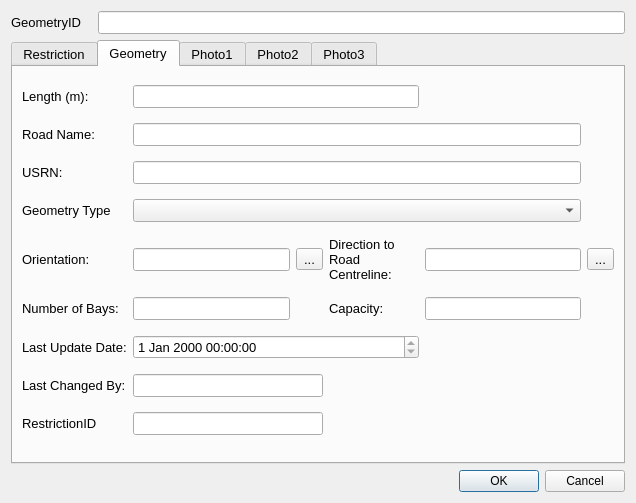
tlh22/TOMs, file ui/restrictionBayDetails_dialog_base2_qt5.ui: the form before one commit.
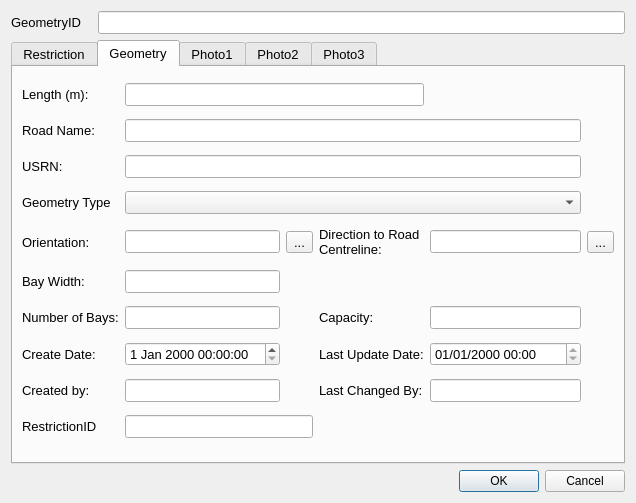
The form after the commit. The open tabs and pages were chosen to show the change. Custom widgets are drawn as their Qt base class.

The edit to the form file:
```diff
--- a/ui/restrictionBayDetails_dialog_base2_qt5.ui
+++ b/ui/restrictionBayDetails_dialog_base2_qt5.ui
@@ -52,6 +52,7 @@
        </property>
        <property name="font">
         <font>
+         <family>Arial</family>
          <pointsize>10</pointsize>
         </font>
        </property>
@@ -64,6 +65,7 @@
       <widget class="QLineEdit" name="GeometryID">
        <property name="font">
         <font>
+         <family>Arial</family>
          <pointsize>10</pointsize>
         </font>
        </property>
@@ -92,6 +94,7 @@
        </property>
        <property name="font">
         <font>
+         <family>Arial</family>
          <pointsize>10</pointsize>
         </font>
        </property>
@@ -125,6 +128,7 @@
            </property>
            <property name="font">
             <font>
+             <family>Arial</family>
              <pointsize>10</pointsize>
             </font>
            </property>
@@ -150,6 +154,7 @@
            </property>
            <property name="font">
             <font>
+             <family>Arial</family>
              <pointsize>10</pointsize>
             </font>
            </property>
@@ -171,6 +176,7 @@
            </property>
            <property name="font">
             <font>
+             <family>Arial</family>
              <pointsize>10</pointsize>
             </font>
            </property>
@@ -192,6 +198,7 @@
            </property>
            <property name="font">
             <font>
+             <family>Arial</family>
              <pointsize>10</pointsize>
             </font>
            </property>
@@ -213,6 +220,7 @@
            </property>
            <property name="font">
             <font>
+             <family>Arial</family>
              <pointsize>10</pointsize>
             </font>
            </property>
@@ -255,6 +263,7 @@
            </property>
            <property name="font">
             <font>
+             <family>Arial</family>
              <pointsize>10</pointsize>
             </font>
            </property>
@@ -299,6 +308,9 @@
            <property name="readOnly">
             <bool>true</bool>
            </property>
+           <property name="displayFormat">
+            <string>dd-MMM-yyyy</string>
+           </property>
           </widget>
          </item>
          <item row="2" column="0">
@@ -321,6 +333,23 @@
          <item row="10" column="1">
           <widget class="QComboBox" name="PayParkingAreaID"/>
          </item>
+         <item row="14" column="0">
+          <widget class="QLabel" name="label_9">
+           <property name="text">
+            <string>Close Date:</string>
+           </property>
+          </widget>
+         </item>
+         <item row="14" column="1">
+          <widget class="QgsDateTimeEdit" name="CloseDate">
+           <property name="enabled">
+            <bool>false</bool>
+           </property>
+           <property name="displayFormat">
+            <string>dd-MMM-yyyy</string>
+           </property>
+          </widget>
+         </item>
         </layout>
        </widget>
        <widget class="QWidget" name="geometryTab">
@@ -328,65 +357,67 @@
          <string>Geometry</string>
         </attribute>
         <layout class="QGridLayout" name="gridLayout_2">
-         <item row="0" column="0">
-          <widget class="QLabel" name="label_5">
+         <item row="4" column="5">
+          <widget class="QToolButton" name="toolButton_2">
+           <property name="text">
+            <string>...</string>
+           </property>
+          </widget>
+         </item>
+         <item row="3" column="1" colspan="4">
+          <widget class="QComboBox" name="GeomShapeID">
+           <property name="editable">
+            <bool>false</bool>
+           </property>
+           <property name="currentIndex">
+            <number>-1</number>
+           </property>
+          </widget>
+         </item>
+         <item row="11" column="1" colspan="2">
+          <widget class="QLineEdit" name="RestrictionID"/>
+         </item>
+         <item row="11" column="0">
+          <widget class="QLabel" name="lbl_RoadName_2">
+           <property name="minimumSize">
+            <size>
+             <width>90</width>
+             <height>16</height>
+            </size>
+           </property>
            <property name="font">
             <font>
+             <family>Arial</family>
              <pointsize>10</pointsize>
             </font>
            </property>
            <property name="text">
-            <string>Length (m):</string>
-           </property>
-          </widget>
-         </item>
-         <item row="5" column="1">
-          <widget class="QLineEdit" name="NrBays">
-           <property name="text">
-            <string/>
+            <string>RestrictionID</string>
            </property>
           </widget>
          </item>
          <item row="6" column="0">
-          <widget class="QLabel" name="label_4">
-           <property name="text">
-            <string>Last Update Date:</string>
+          <widget class="QLabel" name="lbl_NrBays">
+           <property name="minimumSize">
+            <size>
+             <width>90</width>
+             <height>16</height>
+            </size>
            </property>
-          </widget>
-         </item>
-         <item row="6" column="1" colspan="3">
-          <widget class="QDateTimeEdit" name="LastUpdateDateTime">
-           <property name="readOnly">
-            <bool>true</bool>
-           </property>
-          </widget>
-         </item>
-         <item row="7" column="0">
-          <widget class="QLabel" name="label_6">
-           <property name="text">
-            <string>Last Changed By:</string>
-           </property>
-          </widget>
-         </item>
-         <item row="7" column="1" colspan="2">
-          <widget class="QLineEdit" name="LastUpdatePerson">
-           <property name="readOnly">
-            <bool>true</bool>
-           </property>
-          </widget>
-         </item>
-         <item row="0" column="1" colspan="3">
-          <widget class="QLineEdit" name="RestrictionLength">
            <property name="font">
             <font>
+             <family>Arial</family>
              <pointsize>10</pointsize>
             </font>
            </property>
-           <property name="readOnly">
-            <bool>true</bool>
+           <property name="text">
+            <string>Number of Bays:</string>
            </property>
           </widget>
          </item>
+         <item row="2" column="1" colspan="4">
+          <widget class="QLineEdit" name="USRN"/>
+         </item>
          <item row="1" column="0">
           <widget class="QLabel" name="lbl_RoadName">
            <property name="minimumSize">
@@ -397,6 +428,7 @@
            </property>
            <property name="font">
             <font>
+             <family>Arial</family>
              <pointsize>10</pointsize>
             </font>
            </property>
@@ -405,6 +437,9 @@
            </property>
           </widget>
          </item>
+         <item row="6" column="4">
+          <widget class="QLineEdit" name="Capacity"/>
+         </item>
          <item row="1" column="1" colspan="4">
           <widget class="QLineEdit" name="RoadName"/>
          </item>
@@ -418,6 +453,7 @@
            </property>
            <property name="font">
             <font>
+             <family>Arial</family>
              <pointsize>10</pointsize>
             </font>
            </property>
@@ -426,57 +462,32 @@
            </property>
           </widget>
          </item>
-         <item row="2" column="1" colspan="4">
-          <widget class="QLineEdit" name="USRN"/>
-         </item>
-         <item row="3" column="0">
-          <widget class="QLabel" name="lbl_GeometryType">
-           <property name="minimumSize">
-            <size>
-             <width>90</width>
-             <height>16</height>
-            </size>
-           </property>
-           <property name="font">
-            <font>
-             <pointsize>10</pointsize>
-            </font>
-           </property>
+         <item row="5" column="0">
+          <widget class="QLabel" name="label_10">
            <property name="text">
-            <string>Geometry Type</string>
+            <string>Bay Width:</string>
            </property>
           </widget>
          </item>
-         <item row="3" column="1" colspan="4">
-          <widget class="QComboBox" name="GeomShapeID">
-           <property name="editable">
-            <bool>false</bool>
-           </property>
-           <property name="currentIndex">
-            <number>-1</number>
-           </property>
-          </widget>
-         </item>
-         <item row="4" column="0">
-          <widget class="QLabel" name="lbl_Orientation">
-           <property name="minimumSize">
-            <size>
-             <width>90</width>
-             <height>16</height>
-            </size>
-           </property>
+         <item row="0" column="1" colspan="3">
+          <widget class="QLineEdit" name="RestrictionLength">
            <property name="font">
             <font>
+             <family>Arial</family>
              <pointsize>10</pointsize>
             </font>
            </property>
-           <property name="text">
-            <string>Orientation:</string>
+           <property name="readOnly">
+            <bool>true</bool>
            </property>
           </widget>
          </item>
-         <item row="4" column="1">
-          <widget class="QLineEdit" name="BayOrientation"/>
+         <item row="6" column="1">
+          <widget class="QLineEdit" name="NrBays">
+           <property name="text">
+            <string/>
+           </property>
+          </widget>
          </item>
          <item row="4" column="2">
           <widget class="QToolButton" name="toolButton">
@@ -485,6 +496,9 @@
            </property>
           </widget>
          </item>
+         <item row="5" column="1">
+          <widget class="QLineEdit" name="BayWidth"/>
+         </item>
          <item row="4" column="3">
           <widget class="QLabel" name="lbl_AzToRoadCL">
            <property name="minimumSize">
@@ -495,6 +509,7 @@
            </property>
            <property name="font">
             <font>
+             <family>Arial</family>
              <pointsize>10</pointsize>
             </font>
            </property>
@@ -513,15 +528,8 @@
            </property>
           </widget>
          </item>
-         <item row="4" column="5">
-          <widget class="QToolButton" name="toolButton_2">
-           <property name="text">
-            <string>...</string>
-           </property>
-          </widget>
-         </item>
-         <item row="5" column="0">
-          <widget class="QLabel" name="lbl_NrBays">
+         <item row="3" column="0">
+          <widget class="QLabel" name="lbl_GeometryType">
            <property name="minimumSize">
             <size>
              <width>90</width>
@@ -530,44 +538,107 @@
            </property>
            <property name="font">
             <font>
+             <family>Arial</family>
              <pointsize>10</pointsize>
             </font>
            </property>
            <property name="text">
-            <string>Number of Bays:</string>
+            <string>Geometry Type</string>
            </property>
           </widget>
          </item>
-         <item row="9" column="0">
-          <widget class="QLabel" name="lbl_RoadName_2">
-           <property name="minimumSize">
-            <size>
-             <width>90</width>
-             <height>16</height>
-            </size>
-           </property>
-           <property name="font">
-            <font>
-             <pointsize>10</pointsize>
-            </font>
-           </property>
-           <property name="text">
-            <string>RestrictionID</string>
-           </property>
-          </widget>
+         <item row="4" column="1">
+          <widget class="QLineEdit" name="BayOrientation"/>
          </item>
-         <item row="9" column="1" colspan="2">
-          <widget class="QLineEdit" name="RestrictionID"/>
-         </item>
-         <item row="5" column="3">
+         <item row="6" column="3">
           <widget class="QLabel" name="label_8">
            <property name="text">
             <string>Capacity:</string>
            </property>
           </widget>
          </item>
-         <item row="5" column="4">
-          <widget class="QLineEdit" name="Capacity"/>
+         <item row="0" column="0">
+          <widget class="QLabel" name="label_5">
+           <property name="font">
+            <font>
+             <family>Arial</family>
+             <pointsize>10</pointsize>
+            </font>
+           </property>
+           <property name="text">
+            <string>Length (m):</string>
+           </property>
+          </widget>
+         </item>
+         <item row="4" column="0">
+          <widget class="QLabel" name="lbl_Orientation">
+           <property name="minimumSize">
+            <size>
+             <width>90</width>
+             <height>16</height>
+            </size>
+           </property>
+           <property name="font">
+            <font>
+             <family>Arial</family>
+             <pointsize>10</pointsize>
+            </font>
+           </property>
+           <property name="text">
+            <string>Orientation:</string>
+           </property>
+          </widget>
+         </item>
+         <item row="7" column="3">
+          <widget class="QLabel" name="label_4">
+           <property name="text">
+            <string>Last Update Date:</string>
+           </property>
+          </widget>
+         </item>
+         <item row="7" column="4">
+          <widget class="QDateTimeEdit" name="LastUpdateDateTime">
+           <property name="readOnly">
+            <bool>true</bool>
+           </property>
+           <property name="displayFormat">
+            <string>dd/MM/yyyy HH:mm</string>
+           </property>
+          </widget>
+         </item>
+         <item row="7" column="1">
+          <widget class="QgsDateTimeEdit" name="CreateDateTime"/>
+         </item>
+         <item row="7" column="0">
+          <widget class="QLabel" name="label_11">
+           <property name="text">
+            <string>Create Date:</string>
+           </property>
+          </widget>
+         </item>
+         <item row="8" column="0">
+          <widget class="QLabel" name="label_12">
+           <property name="text">
+            <string>Created by:</string>
+           </property>
+          </widget>
+         </item>
+         <item row="8" column="1">
+          <widget class="QLineEdit" name="CreatePerson"/>
+         </item>
+         <item row="8" column="3">
+          <widget class="QLabel" name="label_6">
+           <property name="text">
+            <string>Last Changed By:</string>
+           </property>
+          </widget>
+         </item>
+         <item row="8" column="4">
+          <widget class="QLineEdit" name="LastUpdatePerson">
+           <property name="readOnly">
+            <bool>true</bool>
+           </property>
+          </widget>
          </item>
         </layout>
        </widget>
@@ -622,6 +693,7 @@
            <property name="font">
             <font>
              <family>Sans Serif</family>
+             <pointsize>10</pointsize>
             </font>
            </property>
            <property name="autoFillBackground">
```
